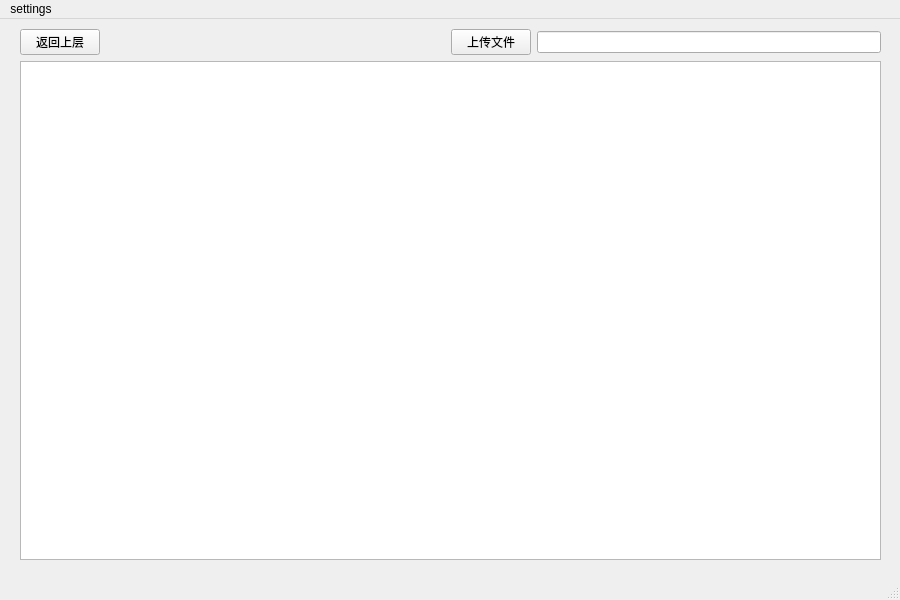
Above: client/main.ui from list17/ftp-server-client before the change. Below: the same form after it.
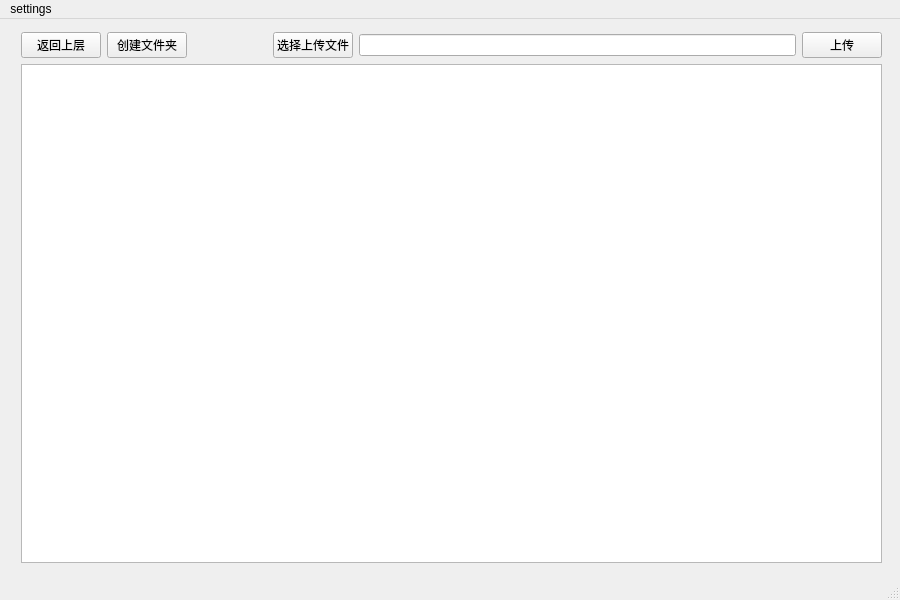
That is the form after the change.

```diff
--- a/client/main.ui
+++ b/client/main.ui
@@ -14,18 +14,18 @@
    <string>MainWindow</string>
   </property>
   <widget class="QWidget" name="centralwidget">
-   <widget class="QWidget" name="">
+   <widget class="QWidget" name="layoutWidget">
     <property name="geometry">
      <rect>
-      <x>20</x>
-      <y>10</y>
+      <x>21</x>
+      <y>13</y>
       <width>861</width>
       <height>531</height>
      </rect>
     </property>
     <layout class="QVBoxLayout" name="verticalLayout">
      <item>
-      <layout class="QHBoxLayout" name="horizontalLayout">
+      <layout class="QHBoxLayout" name="horizontalLayout_3">
        <item>
         <widget class="QPushButton" name="return_btn">
          <property name="text">
@@ -33,28 +33,49 @@
          </property>
         </widget>
        </item>
+       <item>
+        <widget class="QPushButton" name="create_btn">
+         <property name="text">
+          <string>创建文件夹</string>
+         </property>
+        </widget>
+       </item>
        <item>
         <spacer name="horizontalSpacer">
          <property name="orientation">
           <enum>Qt::Horizontal</enum>
          </property>
+         <property name="sizeType">
+          <enum>QSizePolicy::Fixed</enum>
+         </property>
          <property name="sizeHint" stdset="0">
           <size>
-           <width>40</width>
+           <width>80</width>
            <height>20</height>
           </size>
          </property>
         </spacer>
        </item>
        <item>
+        <layout class="QHBoxLayout" name="horizontalLayout">
+         <item>
         <widget class="QPushButton" name="upload_btn">
          <property name="text">
-          <string>上传文件</string>
+            <string>选择上传文件</string>
          </property>
         </widget>
        </item>
        <item>
         <widget class="QLineEdit" name="lineEdit"/>
+         </item>
+         <item>
+          <widget class="QPushButton" name="begin_upload_btn">
+           <property name="text">
+            <string>上传</string>
+           </property>
+          </widget>
+         </item>
+        </layout>
        </item>
       </layout>
      </item>
```
Lines whose indentation alone changed are shown as unchanged.
